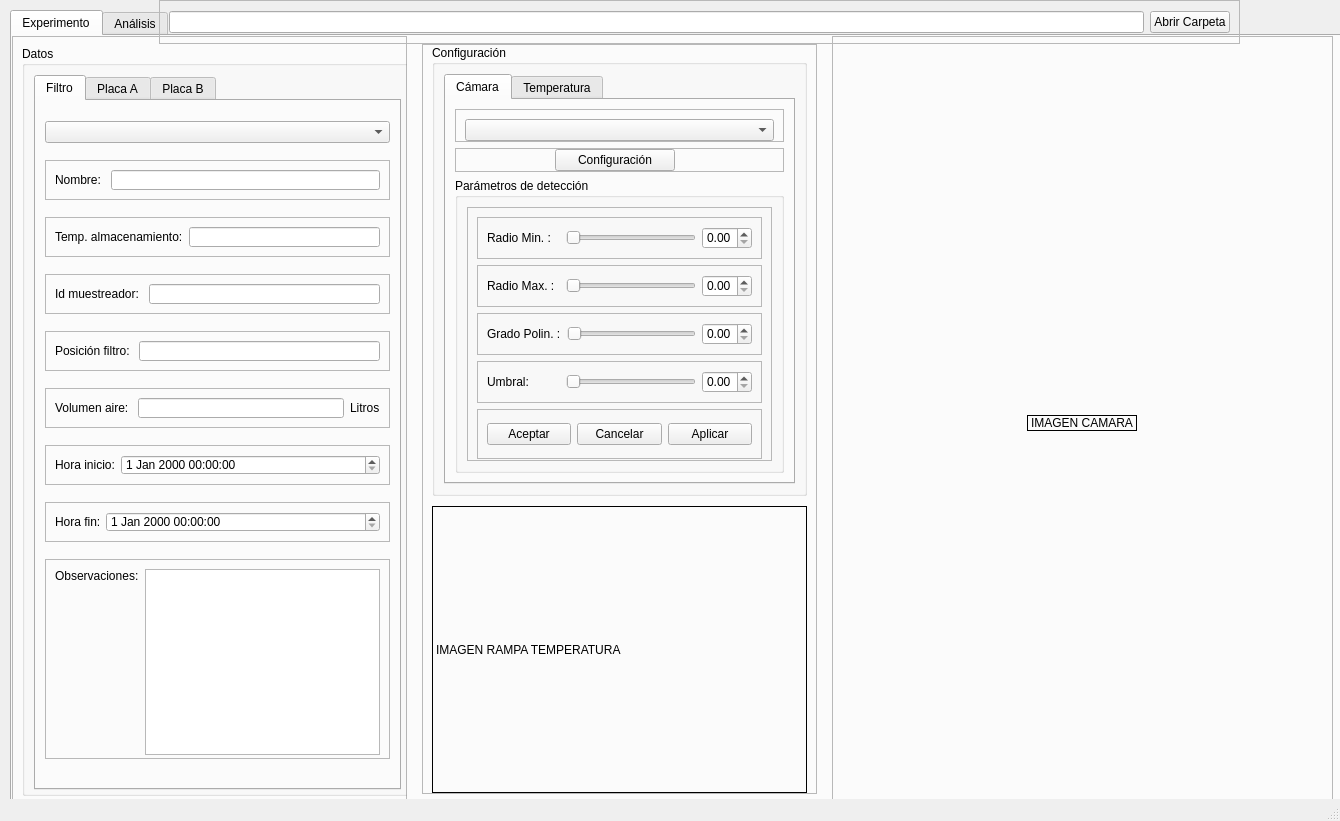
Old version of the form interfaz/GUI-UI/v1-interfaz.ui in the repository tigre437/interfaz-V0.1.
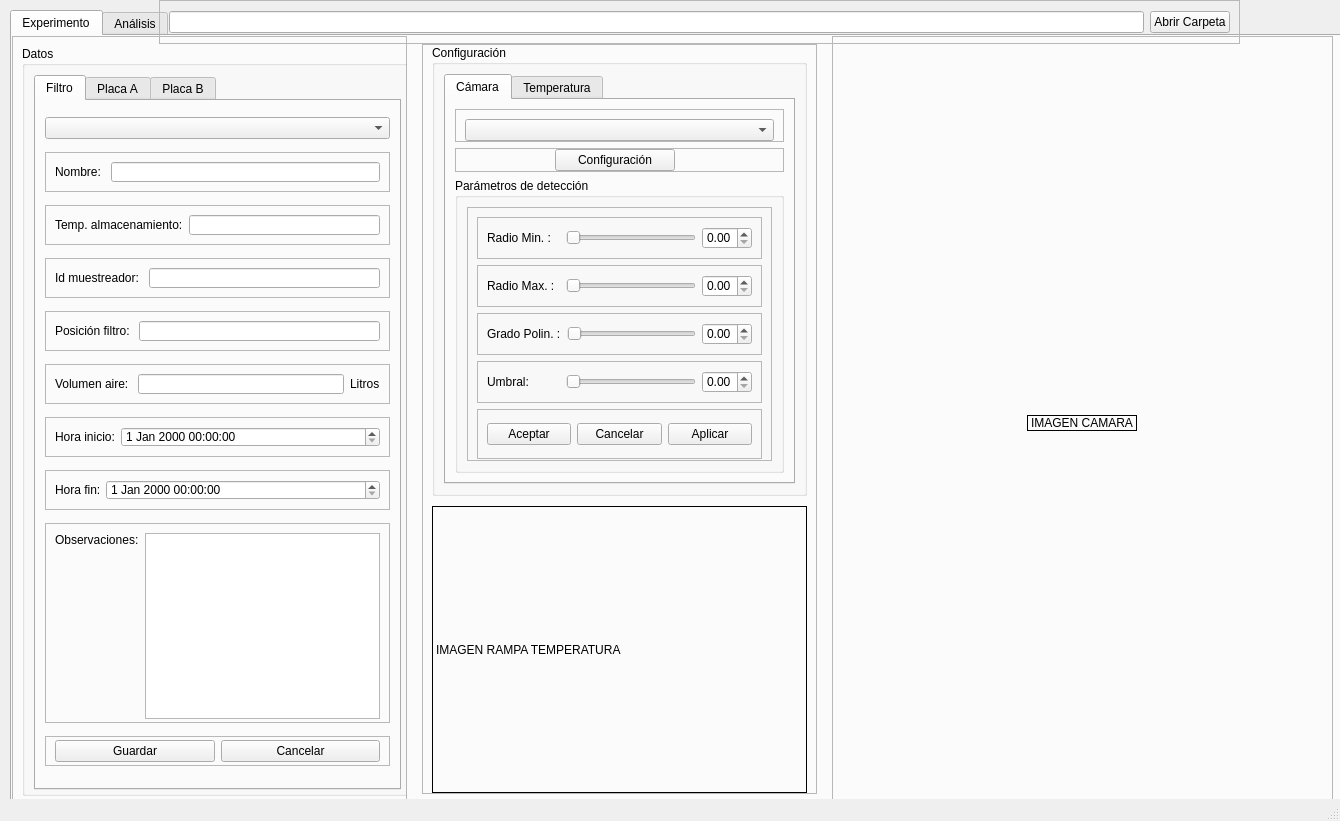
New version of the form. Icons and pictures are not drawn.

Commit message: reorganizo el codigo ademas creo el sistema de guardado de filtro y el boton de cancelar para restaurar los valores anteriores

```diff
--- a/interfaz/GUI-UI/v1-interfaz.ui
+++ b/interfaz/GUI-UI/v1-interfaz.ui
@@ -424,6 +424,53 @@
                 </layout>
                </widget>
               </item>
+              <item>
+               <widget class="QFrame" name="frame_58">
+                <property name="minimumSize">
+                 <size>
+                  <width>0</width>
+                  <height>30</height>
+                 </size>
+                </property>
+                <property name="maximumSize">
+                 <size>
+                  <width>16777215</width>
+                  <height>30</height>
+                 </size>
+                </property>
+                <property name="frameShape">
+                 <enum>QFrame::StyledPanel</enum>
+                </property>
+                <property name="frameShadow">
+                 <enum>QFrame::Raised</enum>
+                </property>
+                <layout class="QHBoxLayout" name="horizontalLayout_42">
+                 <property name="leftMargin">
+                  <number>9</number>
+                 </property>
+                 <property name="topMargin">
+                  <number>0</number>
+                 </property>
+                 <property name="bottomMargin">
+                  <number>0</number>
+                 </property>
+                 <item>
+                  <widget class="QPushButton" name="buttonGuardarFiltro">
+                   <property name="text">
+                    <string>Guardar</string>
+                   </property>
+                  </widget>
+                 </item>
+                 <item>
+                  <widget class="QPushButton" name="buttonCancelarFiltro">
+                   <property name="text">
+                    <string>Cancelar</string>
+                   </property>
+                  </widget>
+                 </item>
+                </layout>
+               </widget>
+              </item>
              </layout>
             </widget>
             <widget class="QWidget" name="tab_6">
```
Left out of the diff: 2 changed lines with no effect on the pictures. The commit also changes 6 other files.
